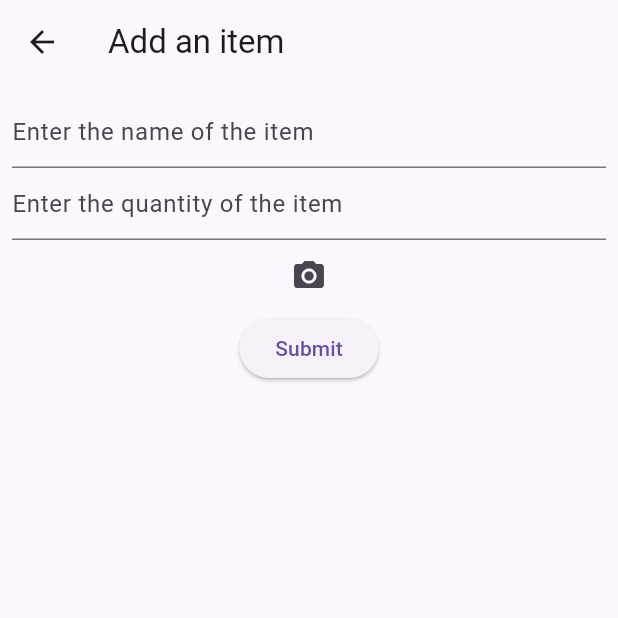
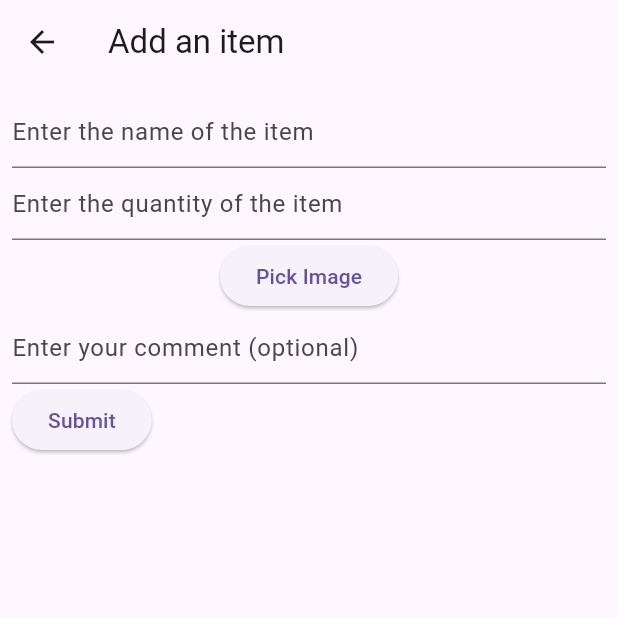
Before and after one commit to Zhgorrin/Art-Gallery, a Flutter app: the AddScreen screen opened directly, on a phone screen of 412 x 824 dp, the top half of it. Run offline on Flutter 3.47's test engine with Material 3 defaults, Android fonts, the phone set to English and light mode, and no system bars; our stand-ins replace cloud_firestore, firebase_auth, firebase_core, firebase_storage, image_picker; accounts and stored records are empty.

Commit message:
Add files via upload
Made add.dart functional by being able to see the image user wants to add, and also adding a comments section.

```diff
--- a/pj2/lib/add.dart
+++ b/pj2/lib/add.dart
@@ -1,12 +1,13 @@
+// add.dart
 import 'dart:io';
-
+import 'dart:ui' as ui;
 import 'package:flutter/material.dart';
 import 'package:cloud_firestore/cloud_firestore.dart';
 import 'package:image_picker/image_picker.dart';
 import 'package:firebase_storage/firebase_storage.dart';
 
 class AddScreen extends StatefulWidget {
-  const AddScreen({super.key});
+  const AddScreen({Key? key});
 
   @override
   State<AddScreen> createState() => _AddScreenState();
@@ -15,6 +16,7 @@ class AddScreen extends StatefulWidget {
 class _AddScreenState extends State<AddScreen> {
   final TextEditingController _controllerName = TextEditingController();
   final TextEditingController _controllerQuantity = TextEditingController();
+  final TextEditingController _controllerComment = TextEditingController();
 
   GlobalKey<FormState> key = GlobalKey();
 
@@ -22,6 +24,9 @@ class _AddScreenState extends State<AddScreen> {
       FirebaseFirestore.instance.collection('shopping_list');
 
   String imageUrl = '';
+  File? imageFile;
+  double? imageWidth;
+  double? imageHeight;
 
   @override
   Widget build(BuildContext context) {
@@ -29,7 +34,8 @@ class _AddScreenState extends State<AddScreen> {
       appBar: AppBar(
         title: const Text('Add an item'),
       ),
-      body: Padding(
+      body: SingleChildScrollView(
+        child: Padding(
           padding: const EdgeInsets.all(8.0),
           child: Form(
             key: key,
@@ -43,7 +49,6 @@ class _AddScreenState extends State<AddScreen> {
                     if (value == null || value.isEmpty) {
                       return 'Please enter the item name';
                     }
-
                     return null;
                   },
                 ),
@@ -55,59 +60,114 @@ class _AddScreenState extends State<AddScreen> {
                     if (value == null || value.isEmpty) {
                       return 'Please enter the item quantity';
                     }
-
                     return null;
                   },
                 ),
-              IconButton(
+                ElevatedButton(
                   onPressed: () async {
-                    ImagePicker imagePicker = ImagePicker();
-                    XFile? file =
-                        await imagePicker.pickImage(source: ImageSource.camera);
-                    print('${file?.path}');
+                    final ImagePicker _picker = ImagePicker();
+                    final XFile? pickedImage =
+                        await _picker.pickImage(source: ImageSource.gallery);
 
-                    if (file == null) return;
-                    String uniqueFileName = DateTime.now().millisecondsSinceEpoch.toString();
+                    if (pickedImage != null) {
+                      String uniqueFileName =
+                          DateTime.now().millisecondsSinceEpoch.toString();
                       Reference referenceRoot = FirebaseStorage.instance.ref();
                       Reference referenceDirImages =
                           referenceRoot.child('images');
-
                       Reference referenceImageToUpload =
-                        referenceDirImages.child('name');
+                          referenceDirImages.child(uniqueFileName);
 
                       try {
-                      await referenceImageToUpload.putFile(File(file!.path));
-                      imageUrl = await referenceImageToUpload.getDownloadURL();
+                        await referenceImageToUpload
+                            .putFile(File(pickedImage.path));
+                        imageUrl =
+                            await referenceImageToUpload.getDownloadURL();
+
+                        ui.Codec codec = await ui.instantiateImageCodec(
+                            File(pickedImage.path).readAsBytesSync());
+                        ui.FrameInfo frameInfo = await codec.getNextFrame();
+                        setState(() {
+                          imageFile = File(pickedImage.path);
+                          imageWidth = frameInfo.image.width.toDouble();
+                          imageHeight = frameInfo.image.height.toDouble();
+                        });
                       } catch (error) {
-                      //Some error occurred
+                        // Handle error
+                      }
                     }
                   },
-                  icon: const Icon(Icons.camera_alt)),
+                  child: const Text('Pick Image'),
+                ),
+                TextFormField(
+                  controller: _controllerComment,
+                  decoration: const InputDecoration(
+                    hintText: 'Enter your comment (optional)',
+                  ),
+                ),
+                Row(
+                  children: [
                     ElevatedButton(
                       onPressed: () async {
-                    if (imageUrl.isEmpty) {
-                      ScaffoldMessenger.of(context).showSnackBar(const SnackBar(content: Text('Please upload an image')));
-                      return;
-                    }
-
                         if (key.currentState!.validate()) {
                           String itemName = _controllerName.text;
                           String itemQuantity = _controllerQuantity.text;
+                          String comment = _controllerComment.text;
 
-                      Map<String, String> dataToSend = {
+                          Map<String, dynamic> dataToSend = {
                             'name': itemName,
                             'quantity': itemQuantity,
                             'image': imageUrl,
+                            'comment': comment,
                           };
 
                           _reference.add(dataToSend);
                         }
                       },
-                  child: const Text('Submit'))
+                      child: const Text('Submit'),
+                    ),
                   ],
+                ),
+                if (imageFile != null)
+                  GestureDetector(
+                    onTap: () {
+                      _showImageDialog(context, imageFile!.path);
+                    },
+                    child: Container(
+                      padding: const EdgeInsets.all(8.0),
+                      width: double.infinity,
+                      child: AspectRatio(
+                        aspectRatio: imageWidth! / imageHeight!,
+                        child: Image.file(
+                          imageFile!,
+                          fit: BoxFit.cover,
+                        ),
+                      ),
+                    ),
+                  ),
+              ],
+            ),
           ),
         ),
       ),
     );
   }
+
+  void _showImageDialog(BuildContext context, String imagePath) {
+    showDialog(
+      context: context,
+      builder: (BuildContext context) {
+        return Dialog(
+          child: SizedBox(
+            width: MediaQuery.of(context).size.width * 0.8,
+            height: MediaQuery.of(context).size.height * 0.8,
+            child: Image.file(
+              File(imagePath),
+              fit: BoxFit.contain,
+            ),
+          ),
+        );
+      },
+    );
   }
+}
```
Lines whose indentation alone changed are shown as unchanged.
